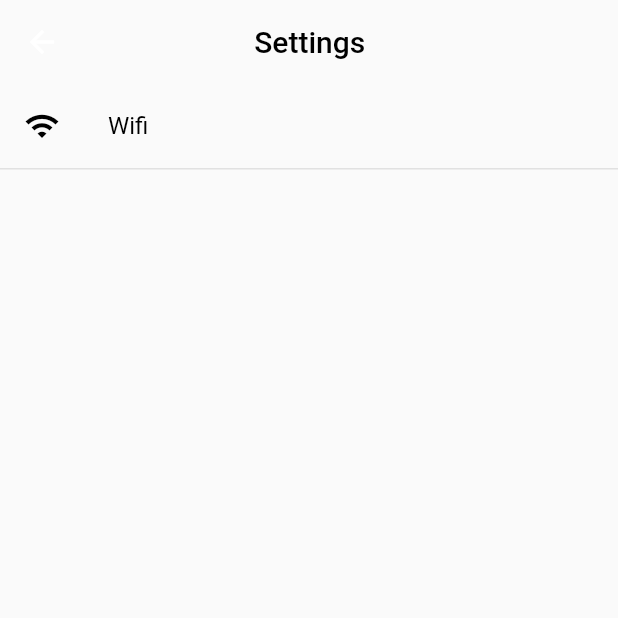
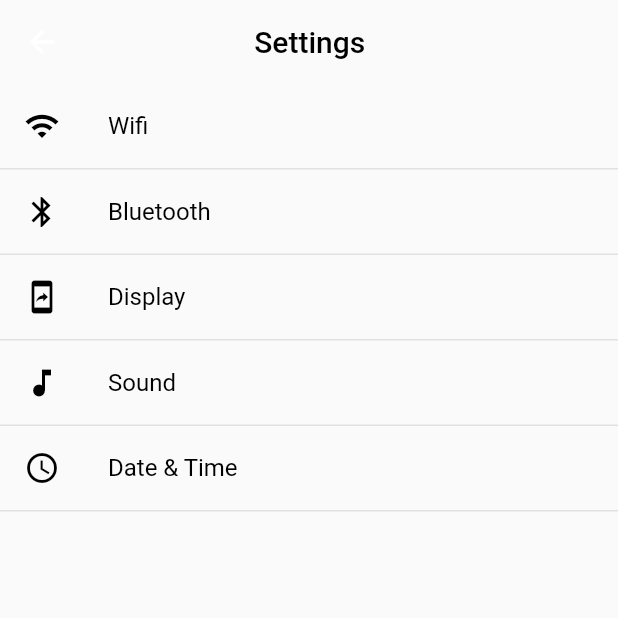
Before and after one commit to CipherMDM/VR_lock, a Flutter app: the Settings screen opened directly, on a phone screen of 412 x 824 dp, the top half of it. Run offline on Flutter 3.47's test engine with Material 2 defaults, Android fonts, the phone set to English and light mode, and no system bars; our stand-ins replace cloud_firestore, connectivity, device_info; missing offline and left inert: admin, connect_wifi, device_apps, downloader, flutter_install_app_plugin, imei_plugin and 3 more; accounts and stored records are empty.

Commit message:
added some more settings

```diff
--- a/lib/settings.dart
+++ b/lib/settings.dart
@@ -1,5 +1,6 @@
 import 'package:flutter/material.dart';
 import 'package:connect_wifi/connect_wifi.dart';
+import 'package:settings_plugin/settings_plugin.dart';
 
 
 class Settings extends StatefulWidget {
@@ -42,6 +43,78 @@ class _SettingsState extends State<Settings> {
                 ],
               ),
             ),
+             Container(
+
+              child: Column(
+                children: <Widget>[
+                  ListTile(
+                            onTap: (){
+                               SettingsPlugin.bluetooth();
+                            },
+                            leading: Icon(Icons.bluetooth,color: Colors.black,) ,
+                            title:Text("Bluetooth",style: TextStyle(color: Colors.black),) ,
+                               ),
+                   Container(
+                     height: 1,
+                     color: Colors.black.withOpacity(0.1),
+                   )
+                ],
+              ),
+            ),
+             Container(
+
+              child: Column(
+                children: <Widget>[
+                  ListTile(
+                            onTap: (){
+                               SettingsPlugin.display();
+                            },
+                            leading: Icon(Icons.mobile_screen_share,color: Colors.black,) ,
+                            title:Text("Display",style: TextStyle(color: Colors.black),) ,
+                               ),
+                   Container(
+                     height: 1,
+                     color: Colors.black.withOpacity(0.1),
+                   )
+                ],
+              ),
+            ),
+             Container(
+
+              child: Column(
+                children: <Widget>[
+                  ListTile(
+                            onTap: (){
+                               SettingsPlugin.sound();
+                            },
+                            leading: Icon(Icons.music_note,color: Colors.black,) ,
+                            title:Text("Sound",style: TextStyle(color: Colors.black),) ,
+                               ),
+                   Container(
+                     height: 1,
+                     color: Colors.black.withOpacity(0.1),
+                   )
+                ],
+              ),
+            ),
+            Container(
+
+              child: Column(
+                children: <Widget>[
+                  ListTile(
+                            onTap: (){
+                               SettingsPlugin.date_time();
+                            },
+                            leading: Icon(Icons.access_time,color: Colors.black,) ,
+                            title:Text("Date & Time",style: TextStyle(color: Colors.black),) ,
+                               ),
+                   Container(
+                     height: 1,
+                     color: Colors.black.withOpacity(0.1),
+                   )
+                ],
+              ),
+            ),
                    ]
         ),
 
--- a/pubspec.yaml
+++ b/pubspec.yaml
@@ -43,6 +43,7 @@ dev_dependencies:
   connectivity: ^0.4.3+7
   flutter_local_notifications:
   policy_controller: ^0.0.2
+  settings_plugin:
 
 
 
```
Also changed, not shown: pubspec.lock.
